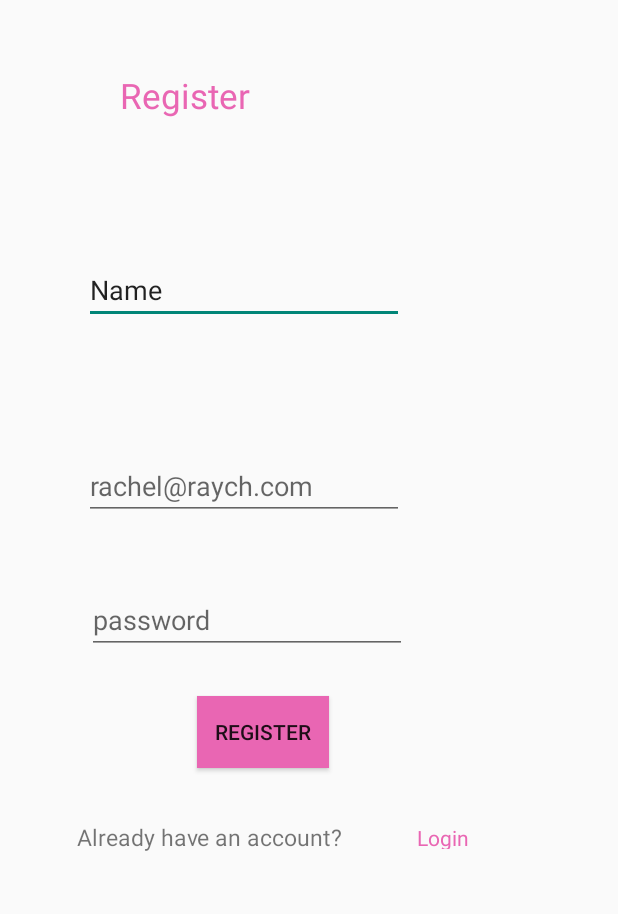
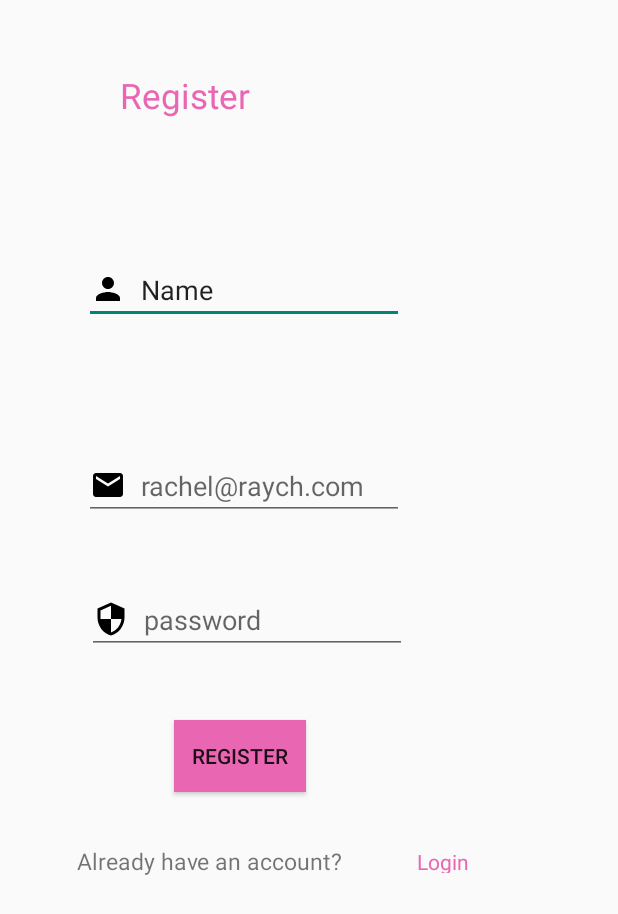
Before and after one commit to Nameyray/Sassy_Gal, an Android app: the RegisterActivity screen opened directly, with no data from a screen before it, on a phone screen of 412 x 824 dp. Shown: the top 914 px of the screen. Run offline under Robolectric (Android 15) with nearby library versions, the phone set to English and light mode, and no system bars; our stand-ins replace ButterKnife.

Commit message:
update the register activity design

```diff
--- a/app/src/main/res/layout/activity_register.xml
+++ b/app/src/main/res/layout/activity_register.xml
@@ -4,7 +4,7 @@
     xmlns:tools="http://schemas.android.com/tools"
     android:layout_width="match_parent"
     android:layout_height="match_parent"
-    tools:context=".Register">
+    tools:context=".RegisterActivity">
 
     <TextView
         android:id="@+id/logintext"
@@ -24,6 +24,8 @@
         android:layout_height="wrap_content"
         android:layout_marginTop="63dp"
         android:layout_marginBottom="58dp"
+        android:drawableLeft="@drawable/ic_baseline_person"
+        android:drawablePadding="10dp"
         android:ems="10"
         android:inputType="textPersonName"
         android:text="Name"
@@ -38,6 +40,8 @@
         android:layout_height="wrap_content"
         android:layout_marginStart="56dp"
         android:layout_marginBottom="44dp"
+        android:drawableLeft="@drawable/ic_baseline_email_24"
+        android:drawablePadding="10dp"
         android:ems="10"
         android:hint="rachel@raych.com"
         android:inputType="textEmailAddress"
@@ -50,6 +54,8 @@
         android:layout_height="wrap_content"
         android:layout_marginStart="2dp"
         android:layout_marginBottom="388dp"
+        android:drawableLeft="@drawable/ic_baseline_security_24"
+        android:drawablePadding="10dp"
         android:ems="10"
         android:hint="password"
         android:inputType="textPassword"
@@ -58,13 +64,13 @@
 
     <Button
         android:id="@+id/button3"
-        android:layout_width="wrap_content"
+        android:layout_width="0dp"
         android:layout_height="wrap_content"
-        android:layout_marginTop="28dp"
-        android:layout_marginEnd="9dp"
+        android:layout_marginTop="44dp"
+        android:layout_marginEnd="208dp"
         android:background="@color/pink"
         android:text="Register"
-        app:layout_constraintEnd_toEndOf="@+id/textView3"
+        app:layout_constraintEnd_toEndOf="parent"
         app:layout_constraintTop_toBottomOf="@+id/editTextTextPassword" />
 
     <TextView
```
